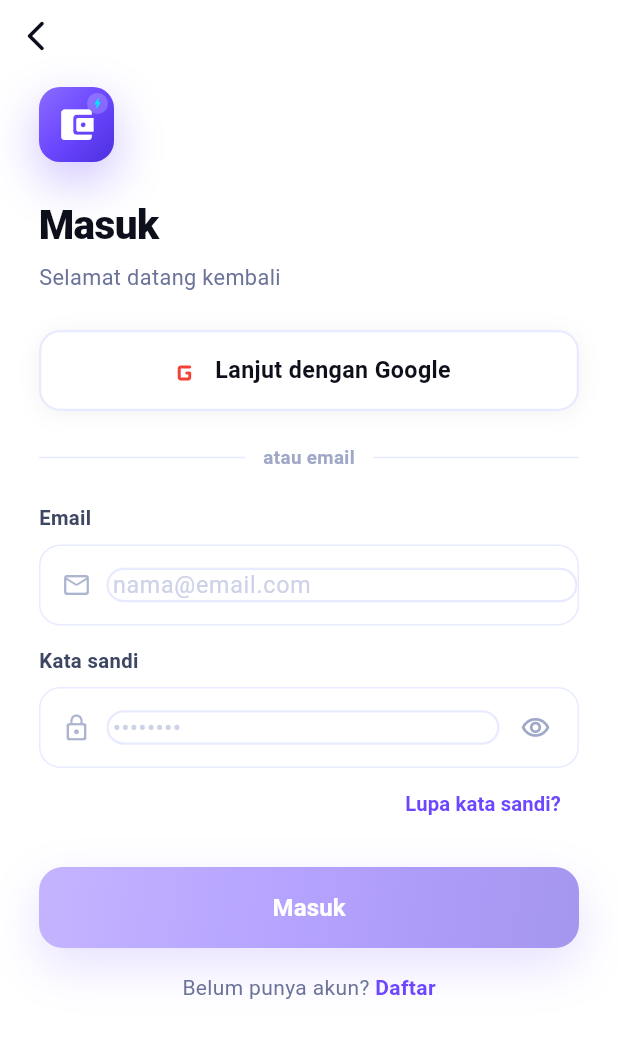
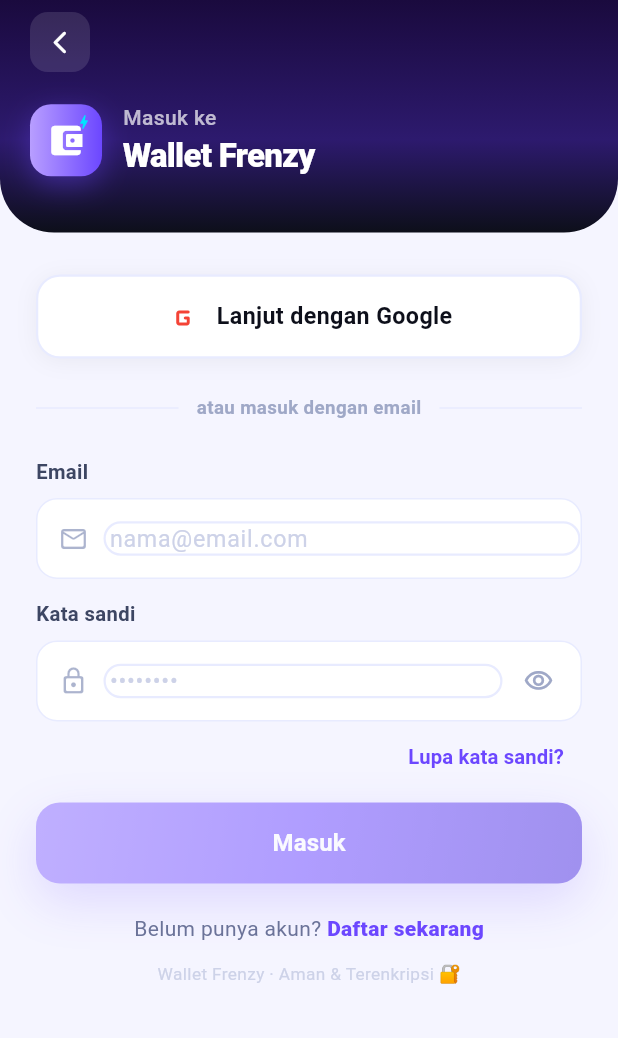
Before and after one commit to tuckerr10/e-wallet, a Flutter app: the screen it shows after launch, after a tap on "Masuk ke Akun", on a phone screen of 412 x 824 dp. Shown: the top 1038 px of the screen. Run offline on Flutter 3.47's test engine with Material 3 defaults, Android fonts, the phone set to English and light mode, and no system bars; our stand-ins replace dio, equatable, firebase_auth, firebase_core, flutter_bloc, flutter_secure_storage and 4 more; missing offline and left inert: mobile_scanner; accounts and stored records are empty; network calls fail; Roboto replaces fonts that are missing (PlusJakartaSans).

Commit message:
feat: redesain halaman Login dengan gaya Wallet Frenzy
- Tambahkan header gradient gelap premium dengan tombol kembali melayang (floating back button)
- Integrasikan logo Wallet Frenzy yang baru ke dalam header
- Poles tombol 'Lanjut dengan Google' dengan border premium dan shadow halus
- Rapikan form login (email dan sandi) dengan latar belakang halaman lembut (#F5F5FF)
- Sempurnakan detail teks penjelas dan footer aman & terenkripsi

```diff
--- a/lib/presentation/pages/auth/login_page.dart
+++ b/lib/presentation/pages/auth/login_page.dart
@@ -8,7 +8,6 @@
 import '../../blocs/auth/auth_bloc.dart';
 import '../../widgets/app_button.dart';
 import '../../widgets/app_field.dart';
-import '../../widgets/app_logo.dart';
 import '../../widgets/feature_icon.dart';
 
 class LoginPage extends StatefulWidget {
@@ -30,8 +29,9 @@
     setState(() => _gLoading = true);
     try {
       debugPrint('[Auth] Google sign-in: memulai...');
-      final googleSignIn = GoogleSignIn();
-      // Keluar dari sesi Google yang ter-cache agar dialog pilih akun selalu muncul
+      final googleSignIn = GoogleSignIn(
+        clientId: '269558842359-gniptlgtc3bnj07rblc210s8o6vql44v.apps.googleusercontent.com',
+      );
       await googleSignIn.signOut();
       final googleUser = await googleSignIn.signIn();
       if (googleUser == null) {
@@ -54,9 +54,6 @@
       debugPrint('[Auth] Firebase sign-in OK → uid=${userCredential.user?.uid}');
 
       final idToken = await userCredential.user?.getIdToken();
-      debugPrint(
-          '[Auth] Firebase ID token: ${idToken != null ? "OK (${idToken.length} chars)" : "NULL"}');
-
       if (idToken != null && mounted) {
         debugPrint('[Auth] Kirim token ke backend → POST /v1/auth/verify-token');
         context.read<AuthBloc>().add(AuthLoginWithFirebase(idToken));
@@ -86,7 +83,7 @@
     } on FirebaseAuthException catch (e) {
       if (mounted) {
         ScaffoldMessenger.of(context).showSnackBar(
-          SnackBar(content: Text(e.message ?? 'Login gagal.')),
+          SnackBar(content: Text(e.message ?? 'Login gagal.'), backgroundColor: AppColors.red),
         );
       }
     }
@@ -107,75 +104,150 @@
         }
       },
       child: Scaffold(
-        backgroundColor: Colors.white,
-        body: SafeArea(
-          child: Column(
+        backgroundColor: const Color(0xFFF5F5FF),
+        body: Column(
           children: [
-              Align(
-                alignment: Alignment.topLeft,
-                child: IconButton(
-                  icon: const Icon(DkgIcons.arrowLeft, color: AppColors.ink),
-                  onPressed: () => context.go('/'),
+            // Top header with gradient
+            Container(
+              decoration: const BoxDecoration(
+                gradient: AppColors.splashGradient,
+                borderRadius: BorderRadius.only(
+                  bottomLeft: Radius.circular(36),
+                  bottomRight: Radius.circular(36),
                 ),
               ),
-              Expanded(
-                child: SingleChildScrollView(
-                  padding: const EdgeInsets.fromLTRB(26, 10, 26, 24),
+              child: SafeArea(
+                bottom: false,
+                child: Padding(
+                  padding: const EdgeInsets.fromLTRB(20, 8, 20, 36),
                   child: Column(
                     crossAxisAlignment: CrossAxisAlignment.start,
                     children: [
-                      const AppLogo(size: 50),
-                      const SizedBox(height: 22),
-                      const Text('Masuk',
+                      // Back button
+                      GestureDetector(
+                        onTap: () => context.go('/'),
+                        child: Container(
+                          width: 40,
+                          height: 40,
+                          decoration: BoxDecoration(
+                            color: Colors.white.withValues(alpha: 0.12),
+                            borderRadius: BorderRadius.circular(12),
+                          ),
+                          child: const Icon(Icons.arrow_back_ios_new_rounded,
+                              size: 18, color: Colors.white),
+                        ),
+                      ),
+                      const SizedBox(height: 20),
+                      // Logo + title
+                      Row(
+                        children: [
+                          Container(
+                            width: 48,
+                            height: 48,
+                            decoration: BoxDecoration(
+                              gradient: const LinearGradient(
+                                colors: [Color(0xFFB89EFF), Color(0xFF6C47FF)],
+                              ),
+                              borderRadius: BorderRadius.circular(14),
+                              boxShadow: [
+                                BoxShadow(
+                                  color: AppColors.primary.withValues(alpha: 0.4),
+                                  blurRadius: 16,
+                                  offset: const Offset(0, 6),
+                                ),
+                              ],
+                            ),
+                            child: const Stack(
+                              alignment: Alignment.center,
+                              children: [
+                                Icon(Icons.account_balance_wallet_rounded,
+                                    size: 26, color: Colors.white),
+                                Positioned(
+                                  top: 6,
+                                  right: 6,
+                                  child: Icon(Icons.bolt_rounded,
+                                      size: 12, color: Color(0xFF00E5FF)),
+                                ),
+                              ],
+                            ),
+                          ),
+                          const SizedBox(width: 14),
+                          Column(
+                            crossAxisAlignment: CrossAxisAlignment.start,
+                            children: const [
+                              Text('Masuk ke',
                                   style: TextStyle(
                                     fontFamily: 'PlusJakartaSans',
-                            fontSize: 27,
-                            fontWeight: FontWeight.w800,
-                            color: AppColors.ink,
-                            letterSpacing: -0.4,
+                                    fontSize: 14,
+                                    color: Colors.white70,
+                                    fontWeight: FontWeight.w500,
                                   )),
-                      const SizedBox(height: 6),
-                      const Text('Selamat datang kembali',
-                          style: TextStyle(fontSize: 14.5, color: AppColors.slate500)),
-                      const SizedBox(height: 24),
-                      // Google sign in
+                              Text('Wallet Frenzy',
+                                  style: TextStyle(
+                                    fontFamily: 'PlusJakartaSans',
+                                    fontSize: 22,
+                                    fontWeight: FontWeight.w900,
+                                    color: Colors.white,
+                                    letterSpacing: -0.5,
+                                  )),
+                            ],
+                          ),
+                        ],
+                      ),
+                    ],
+                  ),
+                ),
+              ),
+            ),
+
+            // Form area
+            Expanded(
+              child: SingleChildScrollView(
+                padding: const EdgeInsets.fromLTRB(24, 28, 24, 24),
+                child: Column(
+                  crossAxisAlignment: CrossAxisAlignment.start,
+                  children: [
+                    // Google sign in button
                     BlocBuilder<AuthBloc, AuthState>(
                       builder: (context, state) {
                         final loading = state is AuthLoading || _gLoading;
                         return GestureDetector(
                           onTap: loading ? null : _loginWithGoogle,
-                            child: Container(
-                              height: 54,
+                          child: AnimatedContainer(
+                            duration: const Duration(milliseconds: 200),
+                            height: 56,
                             decoration: BoxDecoration(
                               color: Colors.white,
-                                borderRadius: BorderRadius.circular(14),
+                              borderRadius: BorderRadius.circular(16),
                               border: Border.all(color: AppColors.line, width: 1.5),
                               boxShadow: AppColors.shadowSoft,
                             ),
                             child: Row(
                               mainAxisAlignment: MainAxisAlignment.center,
                               children: loading
-                                    ? const [
+                                  ? [
                                       SizedBox(
                                         width: 20,
                                         height: 20,
                                         child: CircularProgressIndicator(
                                           strokeWidth: 2.4,
-                                            valueColor: AlwaysStoppedAnimation(AppColors.primary),
+                                          valueColor:
+                                              AlwaysStoppedAnimation(AppColors.primary),
                                         ),
                                       ),
-                                        SizedBox(width: 11),
-                                        Text('Menghubungkan…',
+                                      const SizedBox(width: 12),
+                                      const Text('Menghubungkan…',
                                           style: TextStyle(
                                             fontFamily: 'PlusJakartaSans',
                                             fontSize: 15.5,
                                             fontWeight: FontWeight.w700,
+                                            color: AppColors.slate600,
                                           )),
                                     ]
-                                    : const [
+                                  : [
                                       _GoogleIcon(),
-                                        SizedBox(width: 11),
-                                        Text('Lanjut dengan Google',
+                                      const SizedBox(width: 12),
+                                      const Text('Lanjut dengan Google',
                                           style: TextStyle(
                                             fontFamily: 'PlusJakartaSans',
                                             fontSize: 15.5,
@@ -188,12 +260,13 @@
                         );
                       },
                     ),
-                      const SizedBox(height: 22),
+
+                    const SizedBox(height: 24),
                     Row(children: [
                       const Expanded(child: Divider(color: AppColors.line)),
                       Padding(
                         padding: const EdgeInsets.symmetric(horizontal: 12),
-                          child: const Text('atau email',
+                        child: Text('atau masuk dengan email',
                             style: TextStyle(
                               fontFamily: 'PlusJakartaSans',
                               fontSize: 12.5,
@@ -203,7 +276,9 @@
                       ),
                       const Expanded(child: Divider(color: AppColors.line)),
                     ]),
-                      const SizedBox(height: 22),
+                    const SizedBox(height: 24),
+
+                    // Email field
                     AppField(
                       label: 'Email',
                       value: _email,
@@ -213,6 +288,8 @@
                       prefixIcon: const Icon(DkgIcons.mail, size: 20),
                     ),
                     const SizedBox(height: 14),
+
+                    // Password field
                     AppField(
                       label: 'Kata sandi',
                       value: _pw,
@@ -226,6 +303,7 @@
                         onPressed: () => setState(() => _showPw = !_showPw),
                       ),
                     ),
+
                     Align(
                       alignment: Alignment.centerRight,
                       child: TextButton(
@@ -239,7 +317,10 @@
                             )),
                       ),
                     ),
-                      const SizedBox(height: 18),
+
+                    const SizedBox(height: 6),
+
+                    // Login button
                     BlocBuilder<AuthBloc, AuthState>(
                       builder: (context, state) => AppButton(
                         label: 'Masuk',
@@ -247,7 +328,8 @@
                         isLoading: state is AuthLoading,
                       ),
                     ),
-                      const SizedBox(height: 16),
+
+                    const SizedBox(height: 20),
                     Row(
                       mainAxisAlignment: MainAxisAlignment.center,
                       children: [
@@ -255,22 +337,32 @@
                             style: TextStyle(fontSize: 14, color: AppColors.slate500)),
                         GestureDetector(
                           onTap: () => context.go('/register'),
-                            child: const Text('Daftar',
+                          child: const Text('Daftar sekarang',
                               style: TextStyle(
                                 fontFamily: 'PlusJakartaSans',
                                 color: AppColors.primary,
-                                  fontWeight: FontWeight.w700,
+                                fontWeight: FontWeight.w800,
                                 fontSize: 14,
                               )),
                         ),
                       ],
+                    ),
+                    const SizedBox(height: 12),
+                    const Center(
+                      child: Text(
+                        'Wallet Frenzy · Aman & Terenkripsi 🔐',
+                        style: TextStyle(
+                          fontFamily: 'PlusJakartaSans',
+                          fontSize: 11.5,
+                          color: AppColors.slate300,
+                        ),
+                      ),
                     ),
                   ],
                 ),
               ),
             ),
           ],
-          ),
         ),
       ),
     );
@@ -282,8 +374,8 @@
   @override
   Widget build(BuildContext context) {
     return SizedBox(
-      width: 21,
-      height: 21,
+      width: 22,
+      height: 22,
       child: Image.network(
         'https://upload.wikimedia.org/wikipedia/commons/thumb/c/c1/Google_%22G%22_logo.svg/24px-Google_%22G%22_logo.svg.png',
         errorBuilder: (_, __, ___) =>
```
Lines whose indentation alone changed are shown as unchanged.
